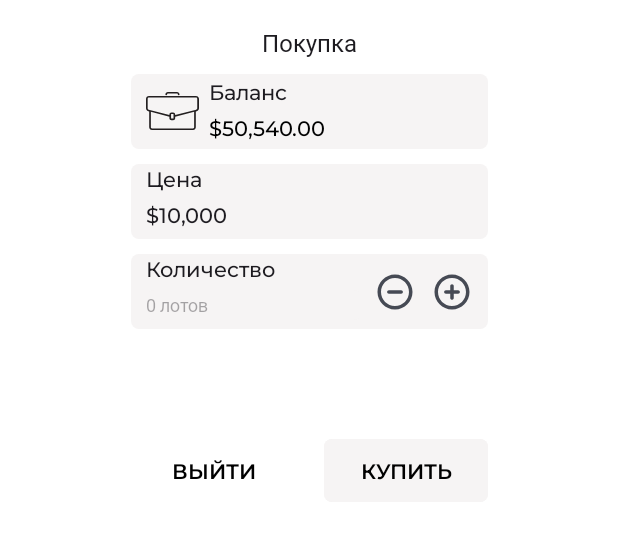
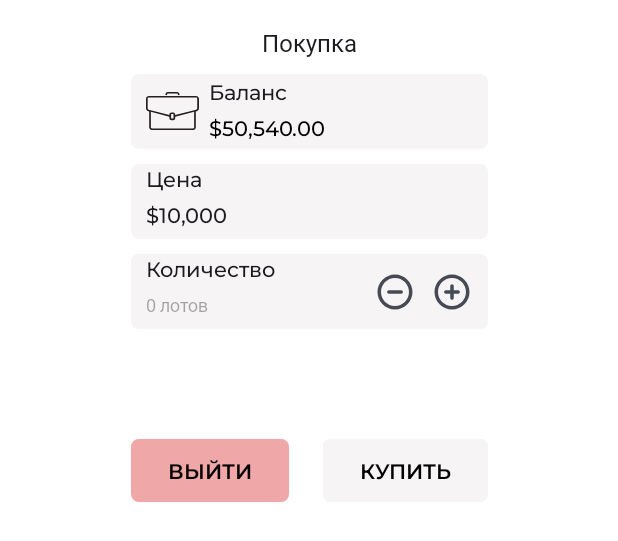
Before and after one commit to vafeen/learn2Invest, an Android app: the layout buy_dialog.xml on its own in the app's theme, with its tools: preview values and no code run, on a phone screen of 412 x 824 dp. Shown: the top 541 px of the screen. Run offline under Robolectric (Android 15) with nearby library versions, the phone set to English and light mode, and no system bars.

Commit message:
Change color of cancel buttons

```diff
--- a/app/src/main/res/layout/buy_dialog.xml
+++ b/app/src/main/res/layout/buy_dialog.xml
@@ -33,9 +33,9 @@
 
     <com.google.android.material.button.MaterialButton
         android:id="@+id/button_exit_refill_account_dialog"
-        android:layout_width="119dp"
+        android:layout_width="105dp"
         android:layout_height="42dp"
-        android:backgroundTint="@color/white"
+        android:backgroundTint="@color/cancel"
         android:insetLeft="0dp"
         android:insetTop="0dp"
         android:insetRight="0dp"
@@ -48,8 +48,8 @@
         app:cornerRadius="5dp"
         app:layout_constraintBottom_toBottomOf="@+id/button_add_money_refill_account_dialog"
         app:layout_constraintEnd_toEndOf="parent"
-        app:layout_constraintHorizontal_bias="0.284"
-        app:layout_constraintStart_toStartOf="parent"
+        app:layout_constraintHorizontal_bias="0.0"
+        app:layout_constraintStart_toStartOf="@+id/entering_sum_of_balance_card"
         app:layout_constraintTop_toTopOf="@+id/button_add_money_refill_account_dialog"
         app:layout_constraintVertical_bias="0.0" />
 
@@ -211,7 +211,7 @@
 
     <com.google.android.material.button.MaterialButton
         android:id="@+id/button_add_money_refill_account_dialog"
-        android:layout_width="wrap_content"
+        android:layout_width="110dp"
         android:layout_height="42dp"
         android:layout_marginTop="60dp"
         android:backgroundTint="@color/view_background"
--- a/app/src/main/res/layout/price_alert_dialog.xml
+++ b/app/src/main/res/layout/price_alert_dialog.xml
@@ -25,7 +25,7 @@
         android:id="@+id/button_exit_refill_account_dialog"
         android:layout_width="119dp"
         android:layout_height="42dp"
-        android:backgroundTint="@color/white"
+        android:backgroundTint="@color/cancel"
         android:insetLeft="0dp"
         android:insetTop="0dp"
         android:insetRight="0dp"
--- a/app/src/main/res/layout/refill_account_dialog.xml
+++ b/app/src/main/res/layout/refill_account_dialog.xml
@@ -22,7 +22,7 @@
         android:layout_width="119dp"
         android:layout_height="42dp"
         android:layout_marginEnd="1dp"
-        android:backgroundTint="@color/white"
+        android:backgroundTint="@color/cancel"
         android:insetLeft="0dp"
         android:insetTop="0dp"
         android:insetRight="0dp"
--- a/app/src/main/res/layout/sell_dialog.xml
+++ b/app/src/main/res/layout/sell_dialog.xml
@@ -36,7 +36,7 @@
         android:layout_width="119dp"
         android:layout_height="42dp"
         android:layout_marginEnd="1dp"
-        android:backgroundTint="@color/white"
+        android:backgroundTint="@color/cancel"
         android:insetLeft="0dp"
         android:insetTop="0dp"
         android:insetRight="0dp"
@@ -49,8 +49,8 @@
         app:cornerRadius="5dp"
         app:layout_constraintBottom_toBottomOf="@+id/button_add_money_refill_account_dialog"
         app:layout_constraintEnd_toEndOf="parent"
-        app:layout_constraintHorizontal_bias="0.284"
-        app:layout_constraintStart_toStartOf="parent"
+        app:layout_constraintHorizontal_bias="0.0"
+        app:layout_constraintStart_toStartOf="@+id/entering_sum_of_balance_card"
         app:layout_constraintTop_toTopOf="@+id/button_add_money_refill_account_dialog"
         app:layout_constraintVertical_bias="0.0" />
 
--- a/app/src/main/res/values/colors.xml
+++ b/app/src/main/res/values/colors.xml
@@ -13,5 +13,6 @@
     <color name="error">#FFE06060</color>
     <color name="hint">#FFC5C5C5</color>
     <color name="loader">#FFB38DE8</color>
+    <color name="cancel">#54E06060</color>
 
 </resources>
```
